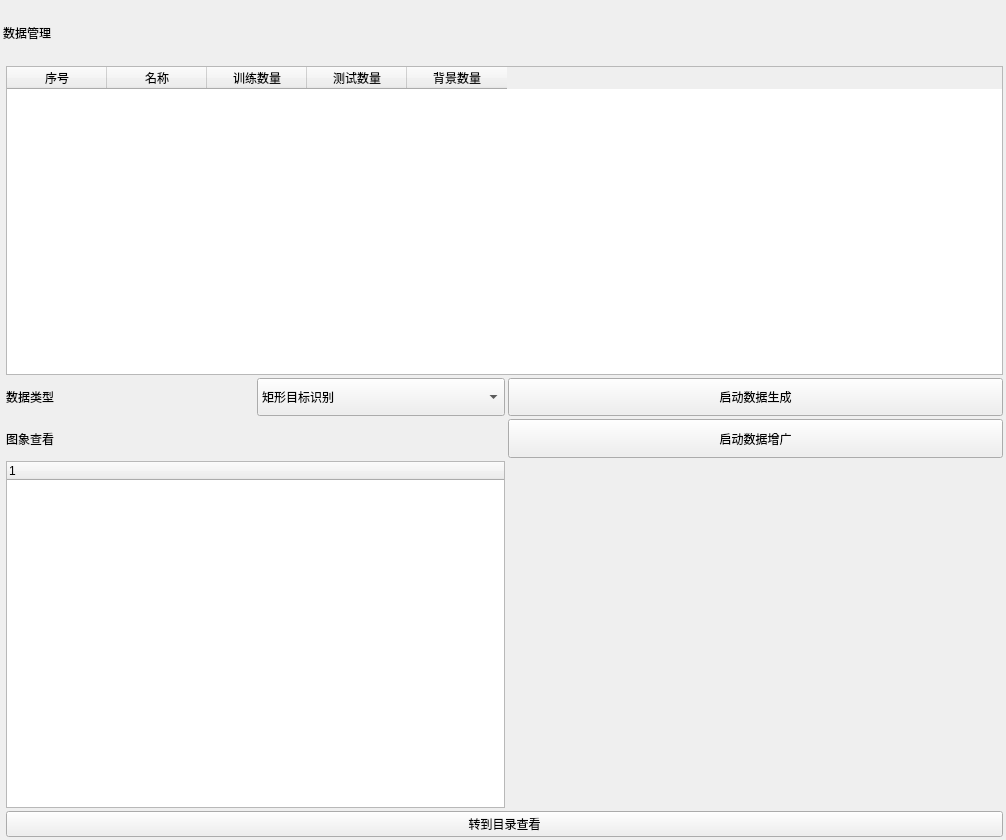
The window that VisionAIFlowApp/datasetform.ui (HaiwenMeng/VisionAIFlowV1) describes before a commit, drawn with Qt 5.
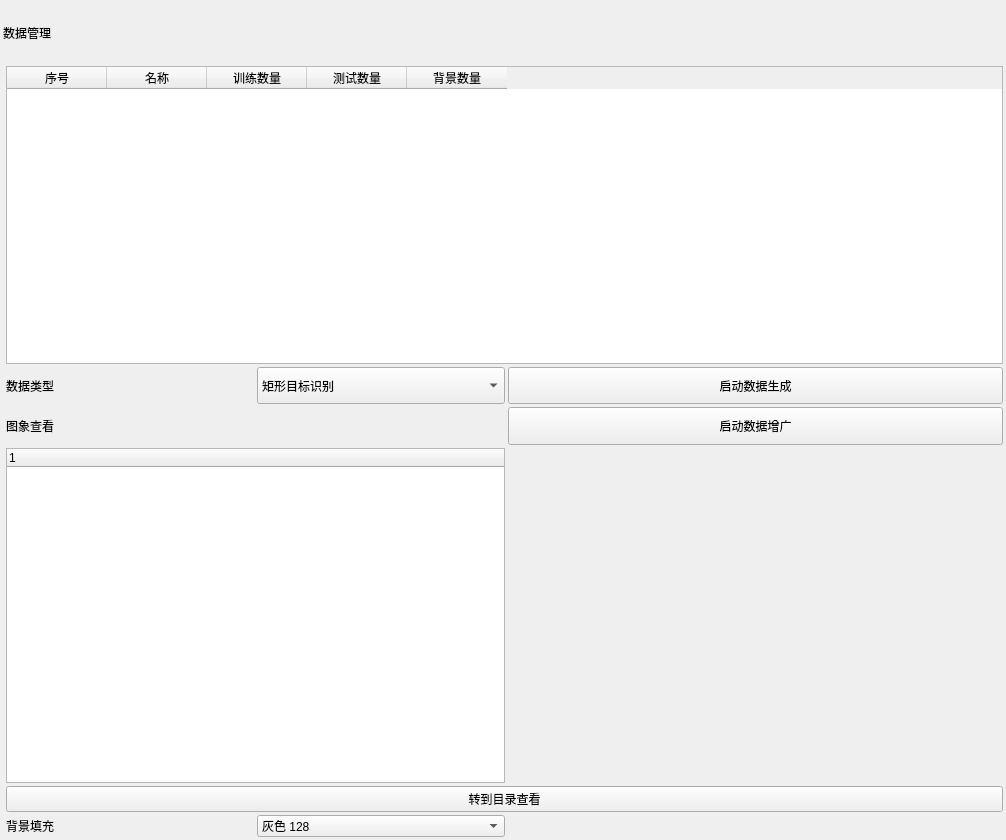
The same window after the commit. Icons and pictures are not drawn. Custom widgets are drawn as their Qt base class.

The edit to the form file:
```diff
--- a/VisionAIFlowApp/datasetform.ui
+++ b/VisionAIFlowApp/datasetform.ui
@@ -47,7 +47,20 @@
       <property name="spacing">
        <number>3</number>
       </property>
-       <item row="2" column="1">
+      <item row="7" column="0">
+       <widget class="QLabel" name="labelBackgroundFill">
+        <property name="text"><string>背景填充</string></property>
+       </widget>
+      </item>
+      <item row="7" column="1">
+       <widget class="QComboBox" name="comboBackgroundFill">
+        <item><property name="text"><string>黑色 0</string></property></item>
+        <item><property name="text"><string>灰色 128</string></property></item>
+        <item><property name="text"><string>白色 255</string></property></item>
+        <property name="currentIndex"><number>1</number></property>
+       </widget>
+      </item>
+      <item row="2" column="1">
        <widget class="QComboBox" name="comboBox">
         <property name="sizePolicy">
          <sizepolicy hsizetype="Preferred" vsizetype="Preferred">
```
